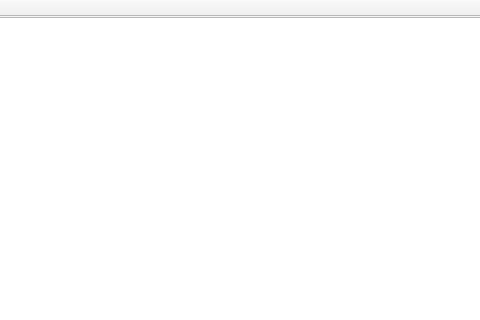
Old version of the form mainwindow.ui in the repository pizki3/proyect-final; both pictures show x 224 to 704 and y 0 to 320 of the 800 by 600 pixel window.
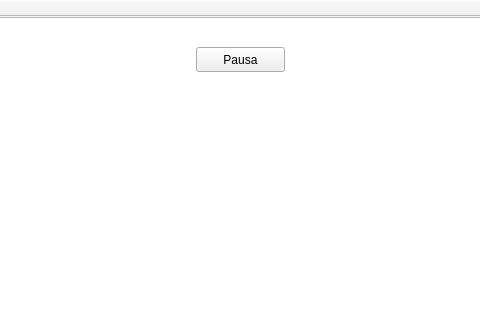
New version of the form.

The edit to the form file:
```diff
--- a/mainwindow.ui
+++ b/mainwindow.ui
@@ -27,6 +27,19 @@
      <enum>Qt::ScrollBarAsNeeded</enum>
     </property>
    </widget>
+   <widget class="QPushButton" name="btnPause">
+    <property name="geometry">
+     <rect>
+      <x>420</x>
+      <y>30</y>
+      <width>89</width>
+      <height>25</height>
+     </rect>
+    </property>
+    <property name="text">
+     <string>Pausa</string>
+    </property>
+   </widget>
   </widget>
   <widget class="QMenuBar" name="menubar">
    <property name="geometry">
```
